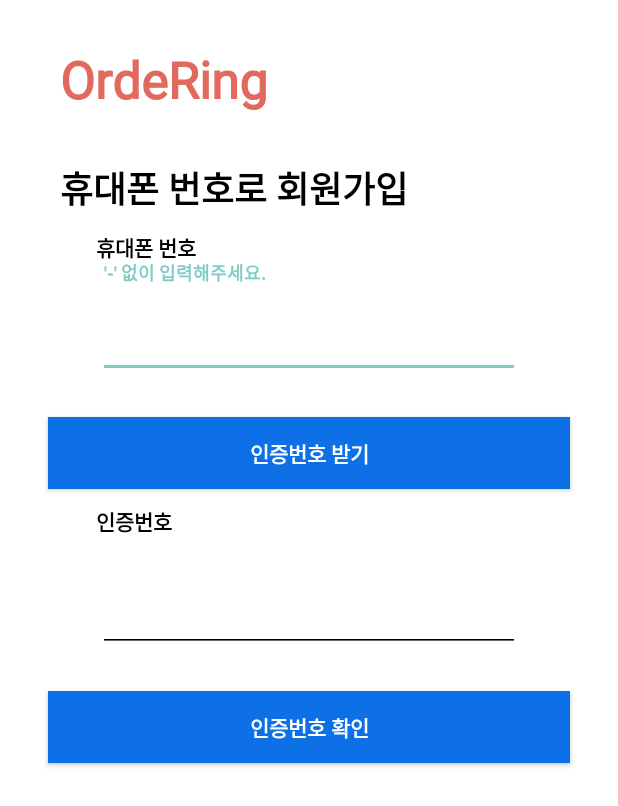
After one commit to OrdeRing-Team/OrderingManager, an Android app: the SignupActivity screen opened directly, with no data from a screen before it, on a phone screen of 412 x 824 dp. The commit adds this screen. Shown: the top 806 px of the screen. Run offline under Robolectric (Android 15) with nearby library versions, the phone set to English and light mode, and no system bars; libraries missing offline, so code that uses them is left out: com.twilio, com.twilio.rest, com.twilio.type.

Commit message:
[UI/UX] 로그인, 회원가입 페이지

```diff
--- a/app/src/main/java/com/example/orderingmanager/GuidesActivity.java
+++ b/app/src/main/java/com/example/orderingmanager/GuidesActivity.java
@@ -1,5 +1,6 @@
 package com.example.orderingmanager;
 
+import android.content.Intent;
 import android.os.Bundle;
 import android.view.View;
 import android.widget.ImageView;
@@ -18,7 +19,8 @@ public class GuidesActivity extends BasicActivity {
         (findViewById(R.id.button_right_out)).setOnClickListener(new View.OnClickListener() {
             @Override
             public void onClick(View view) {
-                FinishWithAnim();
+                Intent intent = new Intent(getApplicationContext(), LoginActivity.class);
+                startActivity(intent);
             }
         });
 
--- /dev/null
+++ b/app/src/main/java/com/example/orderingmanager/SignupActivity.java
@@ -0,0 +1,172 @@
+package com.example.orderingmanager;
+
+import android.content.Intent;
+import android.os.Bundle;
+import android.util.Base64;
+import android.util.Log;
+import android.view.View;
+import android.widget.EditText;
+import android.widget.ImageView;
+
+import com.google.android.material.textfield.TextInputEditText;
+import com.twilio.Twilio;
+import com.twilio.rest.api.v2010.account.Message;
+import com.twilio.type.PhoneNumber;
+
+import java.io.IOException;
+import com.bumptech.glide.Glide;
+
+import java.util.HashMap;
+import java.util.Map;
+
+import okhttp3.Callback;
+import okhttp3.FormBody;
+import okhttp3.OkHttpClient;
+import okhttp3.Request;
+import okhttp3.RequestBody;
+import okhttp3.ResponseBody;
+import okhttp3.internal.tls.OkHostnameVerifier;
+import retrofit2.Call;
+import retrofit2.Response;
+import retrofit2.Retrofit;
+
+public class SignupActivity extends BasicActivity {
+
+    @Override
+    protected void onCreate(Bundle savedInstanceState) {
+        super.onCreate(savedInstanceState);
+        setContentView(R.layout.activity_signup);
+
+        String PhoneNum = ((TextInputEditText)findViewById(R.id.editTextPhoneSignup)).getText().toString();
+        (findViewById(R.id.btn_sendSMS)).setOnClickListener(new View.OnClickListener() {
+            @Override
+            public void onClick(View view) {
+
+                //int authNum = sendSMS("82",PhoneNum);
+            }
+        });
+
+    }
+
+// twilio는 따로 서버 구축하지 않는 이상 안되나봄...ㅠㅠ 파베 전화번호 인증으로 진행해야 할듯..
+/*
+    // Find your Account Sid and Token at twilio.com/user/account
+    public static final String ACCOUNT_SID = "AC1f66b388bd759d969e8970546bceabbb";
+    public static final String AUTH_TOKEN = "22519da7f71689053e9a7fd165f1b010";
+    // SMS 전송
+
+    private int sendSMS(String country, String phoneNum) {
+        int authNum = randomRange(100000, 999999);
+        String body = "<#>OrdeRing 본인인증 코드 [" + authNum + "] - 경상국립대 CS 오더링팀";
+        String from = "+19377779817";
+        String to = "+"+ country + phoneNum;
+
+        String base64EncodedCredentials = "Basic " + Base64.encodeToString(
+                (ACCOUNT_SID + ":" + AUTH_TOKEN).getBytes(), Base64.NO_WRAP
+        );
+
+        Map<String, String> smsData = new HashMap<>();
+        smsData.put("From", from);
+        smsData.put("To", to);
+        smsData.put("Body", body);
+
+        Retrofit retrofit = new Retrofit.Builder()
+                .baseUrl("https://api.twilio.com/2010-04-01/")
+                .build();
+        TwilioApi api = retrofit.create(TwilioApi.class);
+
+        api.sendMessage(ACCOUNT_SID, base64EncodedCredentials, smsData).enqueue(new Callback<ResponseBody>() {
+            @Override
+            public void onResponse(Call<ResponseBody> call, Response<ResponseBody> response) {
+                if (response.isSuccessful()) {
+                    Log.d("TAG", "onResponse->success");
+                }
+                else Log.d("TAG", "onResponse->failure");
+            }
+
+            @Override
+            public void onFailure(Call<ResponseBody> call, Throwable t) {
+                Log.d("TAG", "onFailure");
+            }
+        });
+
+        return authNum;
+    }*/
+    /*public static int sendSMS(String country, String phoneNum) {
+        int authNum = randomRange(100000, 999999);
+        String postURL = "https://api.twilio.com/2010-04-01/Accounts/"+ACCOUNT_SID+"/Messages";
+        String body = "<#>OrdeRing 본인인증 코드 [" + authNum + "] - 경상국립대 CS 오더링팀";
+        String from = "+19377779817";
+        String to = "+"+ country + phoneNum;
+
+        try {
+            String base64EncodedCredentials = "Basic "
+                    + Base64.encodeToString(
+                    (ACCOUNT_SID + ":" + AUTH_TOKEN).getBytes(),
+                    Base64.NO_WRAP);
+
+            RequestBody formBody = new FormBody.Builder()
+                    .add("From", from)  // number we get from Twilio
+                    .add("To", to) //TODO  targetPhoneNumber
+                    .add("Body", body)
+                    .build();
+
+            OkHttpClient client = new OkHttpClient();
+            Request request = new Request.Builder()
+                    .header("Authorization ", base64EncodedCredentials)
+                    .url(postURL)
+                    .post(formBody)
+                    .build();
+
+            client.newCall(request).enqueue(new Callback() {
+                @Override
+                public void onFailure(Call call, IOException e) {
+                    e.printStackTrace();
+                }
+
+                @Override
+                public void onResponse(Call call, Response response) throws IOException {
+                    //print errors if code is not 200
+                }
+            });
+
+        } catch (Exception ex) {
+            ex.printStackTrace();
+        }
+        return authNum;
+    }
+    public static int randomRange(int n1, int n2) {
+        return (int) (Math.random() * (n2 - n1 + 1)) + n1;
+    }*/
+    /*public static int sendSMS (String country, String phoneNum) {
+
+        Twilio.init(ACCOUNT_SID, AUTH_TOKEN);
+
+        // 휴대폰 인증번호 생성
+        int authNum = randomRange(100000, 999999);
+
+
+        // 전송대상 휴대폰 번호
+        String sendTarget = "+"+ country + phoneNum;
+
+        // 전송 메세지
+        String authMsg = "<#>OrdeRing 본인인증 코드 [" + authNum + "] - 경상국립대 CS 오더링팀" ;
+
+
+        Message message = Message.creator(
+                // to
+                new PhoneNumber(sendTarget),
+                // from
+                new PhoneNumber("+19377779817"),
+                // message
+                authMsg).create();
+
+        return authNum;
+
+    }
+
+    // 인증번호 범위 지정
+    public static int randomRange(int n1, int n2) {
+        return (int) (Math.random() * (n2 - n1 + 1)) + n1;
+    }*/
+}
--- /dev/null
+++ b/app/src/main/res/layout/activity_signup.xml
@@ -0,0 +1,135 @@
+<?xml version="1.0" encoding="utf-8"?>
+<androidx.constraintlayout.widget.ConstraintLayout xmlns:android="http://schemas.android.com/apk/res/android"
+    xmlns:app="http://schemas.android.com/apk/res-auto"
+    xmlns:tools="http://schemas.android.com/tools"
+    android:layout_width="match_parent"
+    android:layout_height="match_parent"
+    android:background="@color/white">
+
+    <TextView
+        android:id="@+id/textView4"
+        android:layout_width="wrap_content"
+        android:layout_height="wrap_content"
+        android:layout_marginStart="40dp"
+        android:layout_marginTop="32dp"
+        android:text="@string/register_info"
+        android:textColor="#000000"
+        android:textSize="24sp"
+        android:textStyle="bold"
+        app:layout_constraintStart_toStartOf="parent"
+        app:layout_constraintTop_toBottomOf="@+id/textView5" />
+
+    <TextView
+        android:id="@+id/textView5"
+        android:layout_width="wrap_content"
+        android:layout_height="wrap_content"
+        android:layout_marginStart="40dp"
+        android:layout_marginTop="30dp"
+        android:fontFamily="@font/baeminjua"
+        android:text="OrdeRing"
+        android:textColor="#E1695E"
+        android:textSize="34sp"
+        android:textStyle="bold"
+        app:layout_constraintStart_toStartOf="parent"
+        app:layout_constraintTop_toTopOf="parent" />
+
+    <com.google.android.material.textfield.TextInputLayout
+        android:id="@+id/textInputLayout2"
+        android:layout_width="409dp"
+        android:layout_height="wrap_content"
+        android:layout_marginStart="64dp"
+        android:layout_marginTop="32dp"
+        android:layout_marginEnd="64dp"
+        app:layout_constraintEnd_toEndOf="parent"
+        app:layout_constraintStart_toStartOf="parent"
+        app:layout_constraintTop_toBottomOf="@+id/textView4">
+
+        <com.google.android.material.textfield.TextInputEditText
+            android:id="@+id/editTextPhoneSignup"
+            android:layout_width="match_parent"
+            android:layout_height="wrap_content"
+            android:layout_marginStart="64dp"
+            android:layout_marginEnd="64dp"
+            android:backgroundTint="#000000"
+            android:hint="'-' 없이 입력해주세요."
+            android:inputType="phone"
+            android:textColor="#000000"
+            android:textColorHint="#616161"
+            android:textSize="34sp"
+            android:textStyle="bold" />
+    </com.google.android.material.textfield.TextInputLayout>
+
+    <TextView
+        android:id="@+id/textView6"
+        android:layout_width="wrap_content"
+        android:layout_height="wrap_content"
+        android:layout_marginStart="64dp"
+        android:text="휴대폰 번호"
+        android:textColor="#000000"
+        android:textStyle="bold"
+        app:layout_constraintBottom_toTopOf="@+id/textInputLayout2"
+        app:layout_constraintStart_toStartOf="parent" />
+
+    <Button
+        android:id="@+id/btn_sendSMS"
+        android:layout_width="match_parent"
+        android:layout_height="wrap_content"
+        android:layout_marginStart="32dp"
+        android:layout_marginTop="26dp"
+        android:layout_marginEnd="32dp"
+        android:background="#0D70E6"
+        android:fontFamily="sans-serif-medium"
+        android:text="인증번호 받기"
+        android:textStyle="bold"
+        app:layout_constraintEnd_toEndOf="parent"
+        app:layout_constraintStart_toStartOf="parent"
+        app:layout_constraintTop_toBottomOf="@+id/textInputLayout2" />
+
+    <TextView
+        android:id="@+id/textView7"
+        android:layout_width="wrap_content"
+        android:layout_height="wrap_content"
+        android:layout_marginStart="64dp"
+        android:text="인증번호"
+        android:textColor="#000000"
+        android:textStyle="bold"
+        app:layout_constraintBottom_toTopOf="@+id/textInputLayout"
+        app:layout_constraintStart_toStartOf="parent" />
+
+    <com.google.android.material.textfield.TextInputLayout
+        android:id="@+id/textInputLayout"
+        android:layout_width="409dp"
+        android:layout_height="wrap_content"
+        android:layout_marginStart="64dp"
+        android:layout_marginTop="32dp"
+        android:layout_marginEnd="64dp"
+        android:backgroundTint="#000000"
+        app:layout_constraintEnd_toEndOf="parent"
+        app:layout_constraintStart_toStartOf="parent"
+        app:layout_constraintTop_toBottomOf="@+id/btn_sendSMS">
+
+        <com.google.android.material.textfield.TextInputEditText
+            android:layout_width="match_parent"
+            android:layout_height="wrap_content"
+            android:layout_marginStart="64dp"
+            android:layout_marginEnd="64dp"
+            android:backgroundTint="#000000"
+            android:hint="hint"
+            android:textSize="34sp" />
+    </com.google.android.material.textfield.TextInputLayout>
+
+    <Button
+        android:id="@+id/button2"
+        android:layout_width="match_parent"
+        android:layout_height="wrap_content"
+        android:layout_marginStart="32dp"
+        android:layout_marginTop="26dp"
+        android:layout_marginEnd="32dp"
+        android:background="#0D70E6"
+        android:text="인증번호 확인"
+        android:textStyle="bold"
+        app:layout_constraintEnd_toEndOf="parent"
+        app:layout_constraintStart_toStartOf="parent"
+        app:layout_constraintTop_toBottomOf="@+id/textInputLayout" />
+
+</androidx.constraintlayout.widget.ConstraintLayout>
--- a/app/src/main/res/values/strings.xml
+++ b/app/src/main/res/values/strings.xml
@@ -2,4 +2,6 @@
     <string name="app_name">OrderingManager</string>
     <!-- TODO: Remove or change this placeholder text -->
     <string name="hello_blank_fragment">Hello blank fragment</string>
+    <string name="main_logo">OrdeRing 매장관리시스템</string>
+    <string name="register_info">휴대폰 번호로 회원가입</string>
 </resources>
--- a/app/src/main/res/values/themes.xml
+++ b/app/src/main/res/values/themes.xml
@@ -1,6 +1,6 @@
 <resources xmlns:tools="http://schemas.android.com/tools">
     <!-- Base application theme. -->
-    <style name="Theme.OrderingManager" parent="Theme.MaterialComponents.DayNight.DarkActionBar">
+    <style name="Theme.OrderingManager" parent="Theme.MaterialComponents.DayNight">
         <!-- Primary brand color. -->
         <item name="colorPrimary">@color/purple_500</item>
         <item name="colorPrimaryVariant">@color/purple_700</item>
```
Also changed, not shown: app/build.gradle (+19 -0 lines), app/src/main/AndroidManifest.xml (+21 -0 lines), app/src/main/java/com/example/orderingmanager/LoginActivity.java (added, +28 -0 lines), app/src/main/java/com/example/orderingmanager/TwilioApi.java (added, +23 -0 lines), app/src/main/res/layout/activity_login.xml (added, +90 -0 lines), gradle.properties (line endings or trailing spaces).
